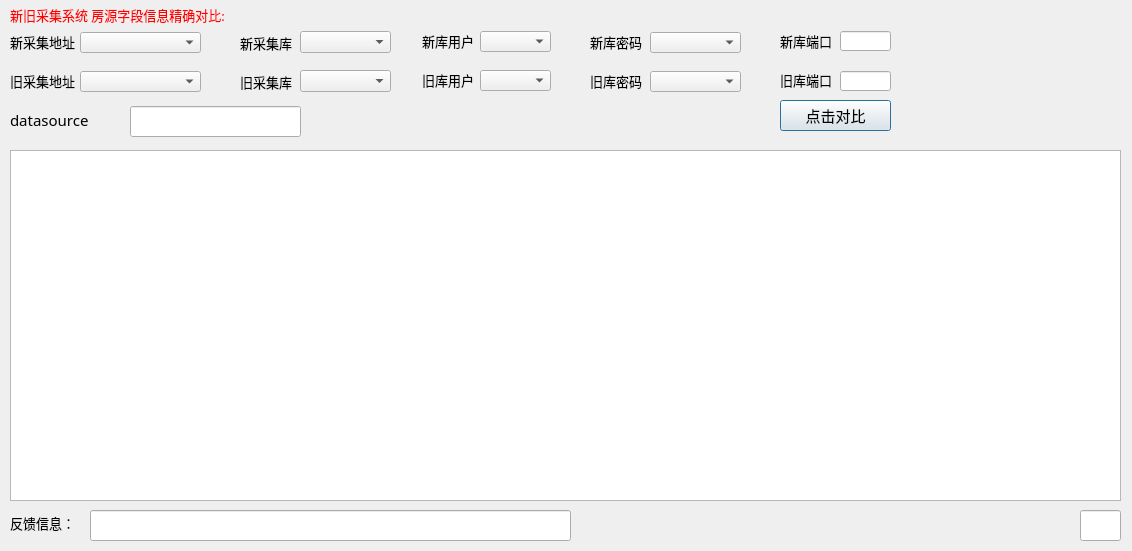
The window that UnifiedTools/forms/datacomparison.ui (frontier-zh/Zhro) describes before a commit, drawn with Qt 5.
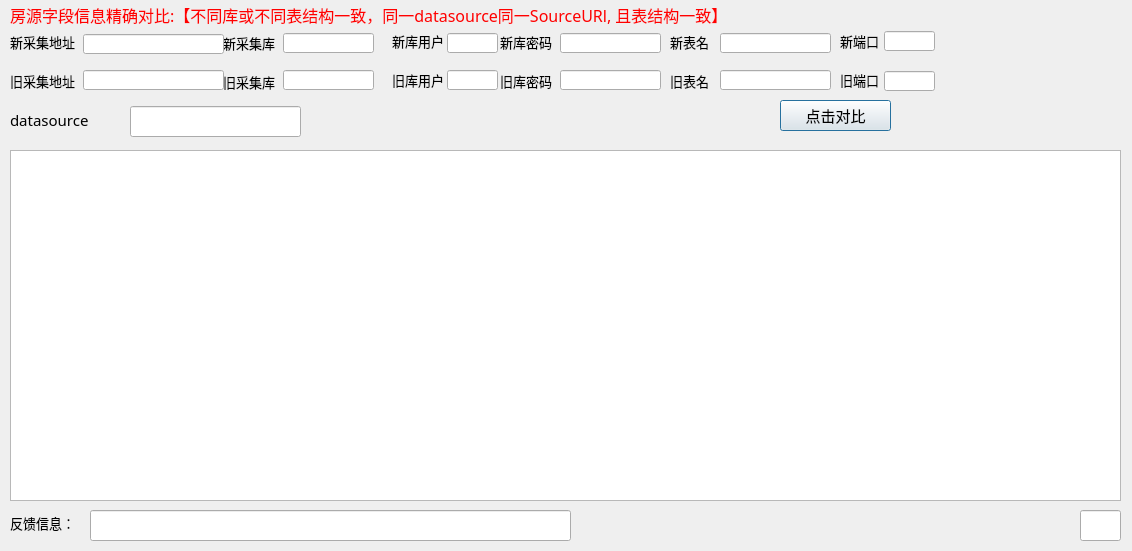
The same window after the commit.

The edit to the form file:
```diff
--- a/UnifiedTools/forms/datacomparison.ui
+++ b/UnifiedTools/forms/datacomparison.ui
@@ -37,7 +37,7 @@
   <widget class="QLabel" name="label_11">
    <property name="geometry">
     <rect>
-     <x>780</x>
+     <x>840</x>
      <y>31</y>
      <width>51</width>
      <height>20</height>
@@ -50,13 +50,13 @@
     </font>
    </property>
    <property name="text">
-    <string>新库端口</string>
+    <string>新端口</string>
    </property>
   </widget>
   <widget class="QLabel" name="label_2">
    <property name="geometry">
     <rect>
-     <x>240</x>
+     <x>223</x>
      <y>72</y>
      <width>81</width>
      <height>20</height>
@@ -72,22 +72,6 @@
     <string>旧采集库</string>
    </property>
   </widget>
-  <widget class="QComboBox" name="sdbuser">
-   <property name="geometry">
-    <rect>
-     <x>480</x>
-     <y>70</y>
-     <width>71</width>
-     <height>21</height>
-    </rect>
-   </property>
-   <property name="font">
-    <font>
-     <family>微软雅黑</family>
-     <pointsize>10</pointsize>
-    </font>
-   </property>
-  </widget>
   <widget class="QLabel" name="label_7">
    <property name="geometry">
     <rect>
@@ -110,7 +94,7 @@
   <widget class="QLabel" name="label_9">
    <property name="geometry">
     <rect>
-     <x>422</x>
+     <x>392</x>
      <y>31</y>
      <width>71</width>
      <height>20</height>
@@ -129,7 +113,7 @@
   <widget class="QLineEdit" name="ddbport">
    <property name="geometry">
     <rect>
-     <x>840</x>
+     <x>884</x>
      <y>31</y>
      <width>51</width>
      <height>20</height>
@@ -145,7 +129,7 @@
   <widget class="QLabel" name="label_10">
    <property name="geometry">
     <rect>
-     <x>590</x>
+     <x>500</x>
      <y>32</y>
      <width>71</width>
      <height>20</height>
@@ -161,26 +145,10 @@
     <string>新库密码</string>
    </property>
   </widget>
-  <widget class="QComboBox" name="sdbhost">
-   <property name="geometry">
-    <rect>
-     <x>80</x>
-     <y>71</y>
-     <width>121</width>
-     <height>21</height>
-    </rect>
-   </property>
-   <property name="font">
-    <font>
-     <family>微软雅黑</family>
-     <pointsize>10</pointsize>
-    </font>
-   </property>
-  </widget>
   <widget class="QLineEdit" name="sdbport">
    <property name="geometry">
     <rect>
-     <x>840</x>
+     <x>884</x>
      <y>71</y>
      <width>51</width>
      <height>20</height>
@@ -193,26 +161,10 @@
     </font>
    </property>
   </widget>
-  <widget class="QComboBox" name="ddbhost">
-   <property name="geometry">
-    <rect>
-     <x>80</x>
-     <y>32</y>
-     <width>121</width>
-     <height>21</height>
-    </rect>
-   </property>
-   <property name="font">
-    <font>
-     <family>微软雅黑</family>
-     <pointsize>10</pointsize>
-    </font>
-   </property>
-  </widget>
   <widget class="QLabel" name="label_5">
    <property name="geometry">
     <rect>
-     <x>780</x>
+     <x>840</x>
      <y>70</y>
      <width>51</width>
      <height>20</height>
@@ -225,23 +177,7 @@
     </font>
    </property>
    <property name="text">
-    <string>旧库端口</string>
-   </property>
-  </widget>
-  <widget class="QComboBox" name="sdbpwd">
-   <property name="geometry">
-    <rect>
-     <x>650</x>
-     <y>71</y>
-     <width>91</width>
-     <height>21</height>
-    </rect>
-   </property>
-   <property name="font">
-    <font>
-     <family>微软雅黑</family>
-     <pointsize>10</pointsize>
-    </font>
+    <string>旧端口</string>
    </property>
   </widget>
   <widget class="QLabel" name="label">
@@ -266,7 +202,7 @@
   <widget class="QLabel" name="label_4">
    <property name="geometry">
     <rect>
-     <x>590</x>
+     <x>500</x>
      <y>71</y>
      <width>71</width>
      <height>20</height>
@@ -285,7 +221,7 @@
   <widget class="QLabel" name="label_3">
    <property name="geometry">
     <rect>
-     <x>422</x>
+     <x>392</x>
      <y>70</y>
      <width>71</width>
      <height>20</height>
@@ -330,42 +266,10 @@
     <string>点击对比</string>
    </property>
   </widget>
-  <widget class="QComboBox" name="ddbpwd">
-   <property name="geometry">
-    <rect>
-     <x>650</x>
-     <y>32</y>
-     <width>91</width>
-     <height>21</height>
-    </rect>
-   </property>
-   <property name="font">
-    <font>
-     <family>微软雅黑</family>
-     <pointsize>10</pointsize>
-    </font>
-   </property>
-  </widget>
-  <widget class="QComboBox" name="ddbuser">
-   <property name="geometry">
-    <rect>
-     <x>480</x>
-     <y>31</y>
-     <width>71</width>
-     <height>21</height>
-    </rect>
-   </property>
-   <property name="font">
-    <font>
-     <family>微软雅黑</family>
-     <pointsize>10</pointsize>
-    </font>
-   </property>
-  </widget>
   <widget class="QLabel" name="label_8">
    <property name="geometry">
     <rect>
-     <x>240</x>
+     <x>223</x>
      <y>33</y>
      <width>71</width>
      <height>20</height>
@@ -381,44 +285,12 @@
     <string>新采集库</string>
    </property>
   </widget>
-  <widget class="QComboBox" name="ddbname">
-   <property name="geometry">
-    <rect>
-     <x>300</x>
-     <y>31</y>
-     <width>91</width>
-     <height>22</height>
-    </rect>
-   </property>
-   <property name="font">
-    <font>
-     <family>微软雅黑</family>
-     <pointsize>10</pointsize>
-    </font>
-   </property>
-  </widget>
-  <widget class="QComboBox" name="sdbname">
-   <property name="geometry">
-    <rect>
-     <x>300</x>
-     <y>70</y>
-     <width>91</width>
-     <height>22</height>
-    </rect>
-   </property>
-   <property name="font">
-    <font>
-     <family>微软雅黑</family>
-     <pointsize>10</pointsize>
-    </font>
-   </property>
-  </widget>
   <widget class="QLabel" name="label_12">
    <property name="geometry">
     <rect>
      <x>10</x>
      <y>0</y>
-     <width>281</width>
+     <width>731</width>
      <height>31</height>
     </rect>
    </property>
@@ -429,7 +301,7 @@
     </font>
    </property>
    <property name="text">
-    <string>&lt;html&gt;&lt;head/&gt;&lt;body&gt;&lt;p&gt;&lt;span style=&quot; color:#ff0000;&quot;&gt;新旧采集系统 房源字段信息精确对比:&lt;/span&gt;&lt;/p&gt;&lt;/body&gt;&lt;/html&gt;</string>
+    <string>&lt;html&gt;&lt;head/&gt;&lt;body&gt;&lt;p&gt;&lt;span style=&quot; font-size:12pt; color:#ff0000;&quot;&gt;房源字段信息精确对比:【不同库或不同表结构一致，同一datasource同一SourceURl, 且表结构一致】&lt;/span&gt;&lt;/p&gt;&lt;/body&gt;&lt;/html&gt;</string>
    </property>
   </widget>
   <widget class="QLineEdit" name="lineEdit">
@@ -518,6 +390,204 @@
     </font>
    </property>
   </widget>
+  <widget class="QLineEdit" name="ddbhost">
+   <property name="geometry">
+    <rect>
+     <x>83</x>
+     <y>34</y>
+     <width>141</width>
+     <height>20</height>
+    </rect>
+   </property>
+   <property name="font">
+    <font>
+     <family>微软雅黑</family>
+     <pointsize>10</pointsize>
+    </font>
+   </property>
+  </widget>
+  <widget class="QLineEdit" name="sdbhost">
+   <property name="geometry">
+    <rect>
+     <x>83</x>
+     <y>70</y>
+     <width>141</width>
+     <height>20</height>
+    </rect>
+   </property>
+   <property name="font">
+    <font>
+     <family>微软雅黑</family>
+     <pointsize>10</pointsize>
+    </font>
+   </property>
+  </widget>
+  <widget class="QLineEdit" name="ddbname">
+   <property name="geometry">
+    <rect>
+     <x>283</x>
+     <y>33</y>
+     <width>91</width>
+     <height>20</height>
+    </rect>
+   </property>
+   <property name="font">
+    <font>
+     <family>微软雅黑</family>
+     <pointsize>10</pointsize>
+    </font>
+   </property>
+  </widget>
+  <widget class="QLineEdit" name="sdbname">
+   <property name="geometry">
+    <rect>
+     <x>283</x>
+     <y>70</y>
+     <width>91</width>
+     <height>20</height>
+    </rect>
+   </property>
+   <property name="font">
+    <font>
+     <family>微软雅黑</family>
+     <pointsize>10</pointsize>
+    </font>
+   </property>
+  </widget>
+  <widget class="QLineEdit" name="ddbuser">
+   <property name="geometry">
+    <rect>
+     <x>447</x>
+     <y>33</y>
+     <width>51</width>
+     <height>20</height>
+    </rect>
+   </property>
+   <property name="font">
+    <font>
+     <family>微软雅黑</family>
+     <pointsize>10</pointsize>
+    </font>
+   </property>
+  </widget>
+  <widget class="QLineEdit" name="sdbuser">
+   <property name="geometry">
+    <rect>
+     <x>447</x>
+     <y>70</y>
+     <width>51</width>
+     <height>20</height>
+    </rect>
+   </property>
+   <property name="font">
+    <font>
+     <family>微软雅黑</family>
+     <pointsize>10</pointsize>
+    </font>
+   </property>
+  </widget>
+  <widget class="QLineEdit" name="sdbpwd">
+   <property name="geometry">
+    <rect>
+     <x>560</x>
+     <y>70</y>
+     <width>101</width>
+     <height>20</height>
+    </rect>
+   </property>
+   <property name="font">
+    <font>
+     <family>SimSun-ExtB</family>
+     <pointsize>10</pointsize>
+    </font>
+   </property>
+  </widget>
+  <widget class="QLabel" name="label_6">
+   <property name="geometry">
+    <rect>
+     <x>670</x>
+     <y>71</y>
+     <width>71</width>
+     <height>20</height>
+    </rect>
+   </property>
+   <property name="font">
+    <font>
+     <family>微软雅黑</family>
+     <pointsize>10</pointsize>
+    </font>
+   </property>
+   <property name="text">
+    <string>旧表名</string>
+   </property>
+  </widget>
+  <widget class="QLineEdit" name="sdbtbl">
+   <property name="geometry">
+    <rect>
+     <x>720</x>
+     <y>70</y>
+     <width>111</width>
+     <height>20</height>
+    </rect>
+   </property>
+   <property name="font">
+    <font>
+     <family>微软雅黑</family>
+     <pointsize>10</pointsize>
+    </font>
+   </property>
+  </widget>
+  <widget class="QLineEdit" name="ddbtbl">
+   <property name="geometry">
+    <rect>
+     <x>720</x>
+     <y>33</y>
+     <width>111</width>
+     <height>20</height>
+    </rect>
+   </property>
+   <property name="font">
+    <font>
+     <family>微软雅黑</family>
+     <pointsize>10</pointsize>
+    </font>
+   </property>
+  </widget>
+  <widget class="QLabel" name="label_15">
+   <property name="geometry">
+    <rect>
+     <x>670</x>
+     <y>32</y>
+     <width>71</width>
+     <height>20</height>
+    </rect>
+   </property>
+   <property name="font">
+    <font>
+     <family>微软雅黑</family>
+     <pointsize>10</pointsize>
+    </font>
+   </property>
+   <property name="text">
+    <string>新表名</string>
+   </property>
+  </widget>
+  <widget class="QLineEdit" name="ddbpwd">
+   <property name="geometry">
+    <rect>
+     <x>560</x>
+     <y>33</y>
+     <width>101</width>
+     <height>20</height>
+    </rect>
+   </property>
+   <property name="font">
+    <font>
+     <family>SimSun-ExtB</family>
+     <pointsize>10</pointsize>
+    </font>
+   </property>
+  </widget>
  </widget>
  <resources/>
  <connections/>
```
